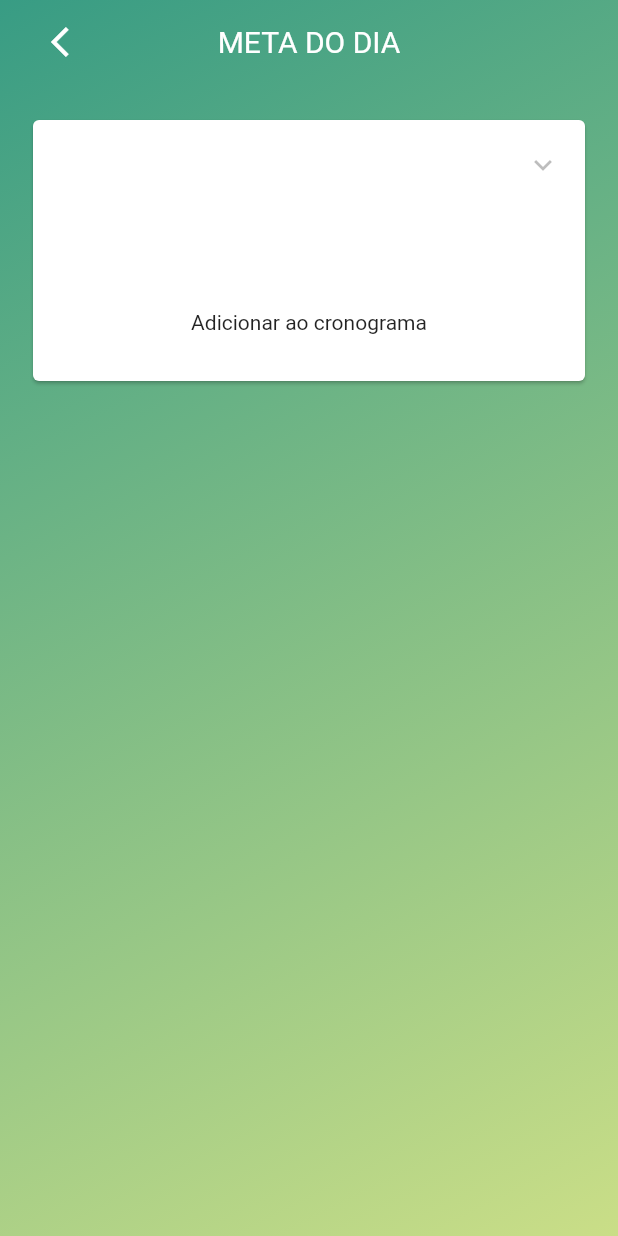
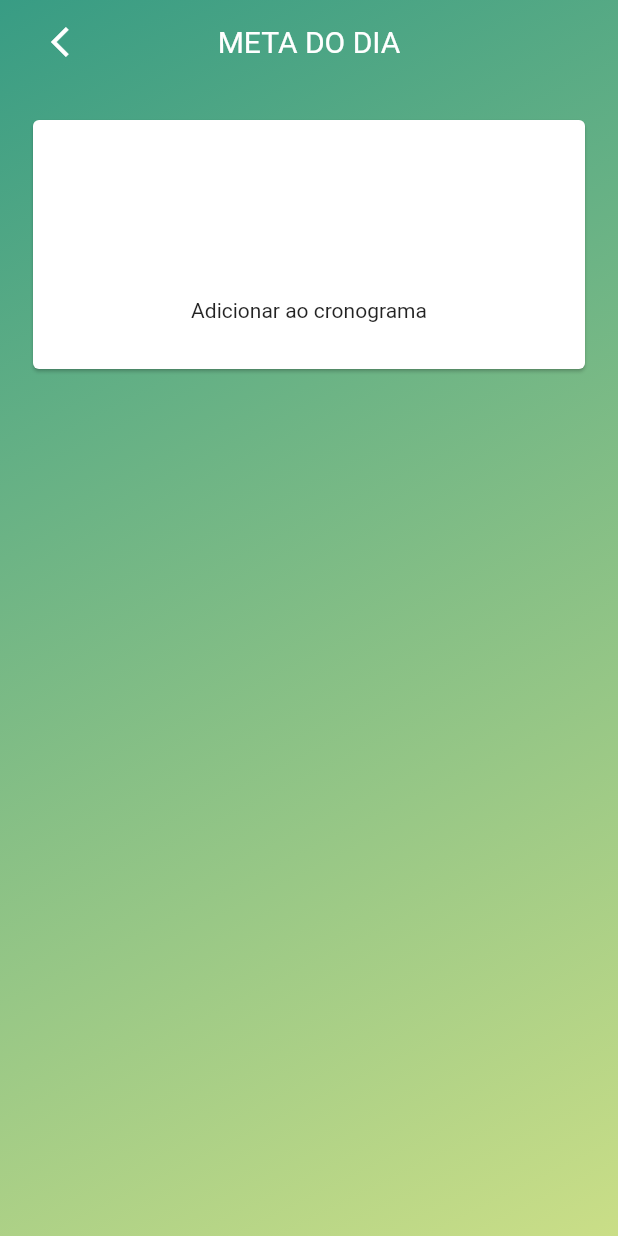
Before and after one commit to DevMobUFRJ/Germinar, a Flutter app: the HabitSettings screen opened directly with empty values, on a phone screen of 412 x 824 dp. Run offline on Flutter 3.47's test engine with Material 2 defaults, Android fonts, the phone set to English and light mode, and no system bars; our stand-ins replace sqflite; accounts and stored records are empty.

Commit message:
* Remover seta pra baixo na config da meta

```diff
--- a/lib/habit_settings.dart
+++ b/lib/habit_settings.dart
@@ -297,10 +297,6 @@ class _HabitSettingsState extends State<HabitSettings> {
                             mainAxisAlignment: MainAxisAlignment.spaceBetween,
                             children: <Widget>[
                               Expanded(child: Text(widget.habit.title)),
-                              Icon(
-                                Icons.keyboard_arrow_down,
-                                color: Colors.black26,
-                              ),
                               widget.habitDay != null
                                   ? ScopedModelDescendant<MainScopedModel>(
                                       builder: (context, _, mainModel) =>
```
Also changed, not shown: 1 other file.
